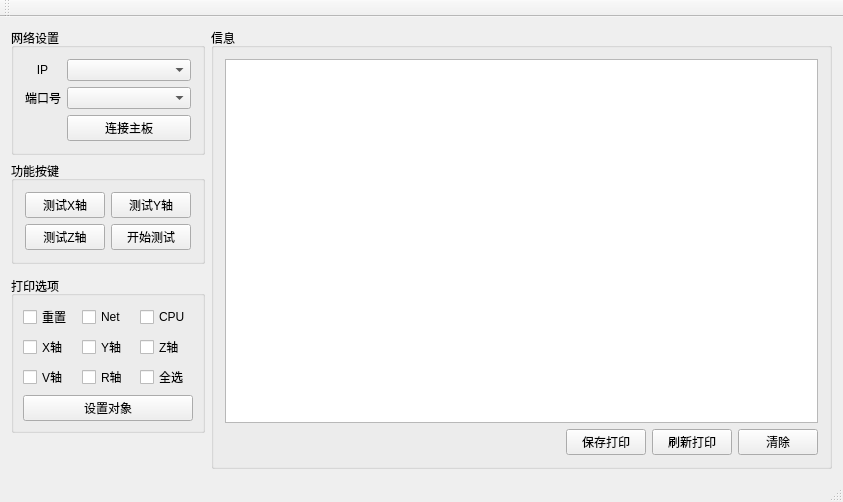
KingChenFY/ZW_JXB_TEST_Tool, file mainwindow.ui: the form before one commit.
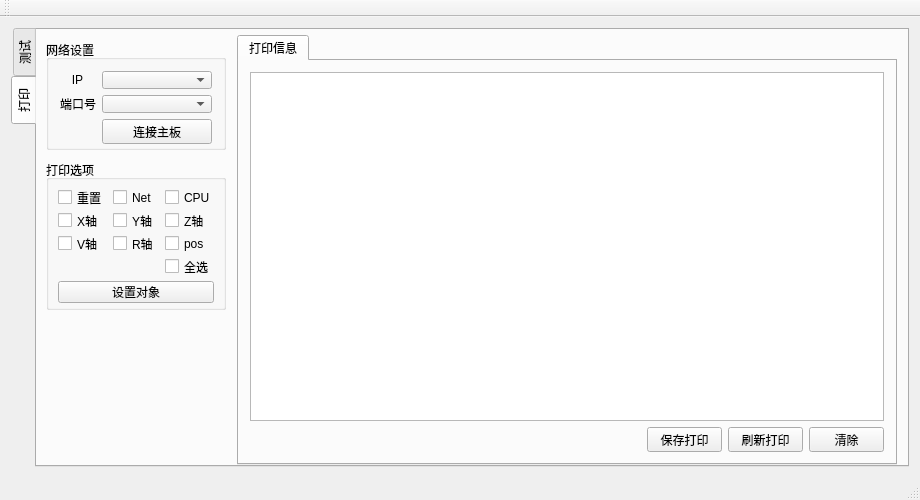
The form after the commit. Icons and pictures are not drawn.

The edit to the form file:
```diff
--- a/mainwindow.ui
+++ b/mainwindow.ui
@@ -6,8 +6,8 @@
    <rect>
     <x>0</x>
     <y>0</y>
-    <width>843</width>
-    <height>502</height>
+    <width>920</width>
+    <height>500</height>
    </rect>
   </property>
   <property name="windowTitle">
@@ -19,66 +19,51 @@
   </property>
   <widget class="QWidget" name="centralWidget">
    <layout class="QGridLayout" name="gridLayout_5">
-    <item row="0" column="1" rowspan="6">
-     <widget class="QGroupBox" name="groupBox_4">
-      <property name="title">
-       <string>信息</string>
-      </property>
-      <layout class="QGridLayout" name="gridLayout_4">
-       <item row="1" column="0">
-        <spacer name="horizontalSpacer_2">
-         <property name="orientation">
-          <enum>Qt::Horizontal</enum>
-         </property>
-         <property name="sizeHint" stdset="0">
-          <size>
-           <width>40</width>
-           <height>20</height>
-          </size>
-         </property>
-        </spacer>
-       </item>
-       <item row="1" column="1">
-        <widget class="QPushButton" name="btn_save">
-         <property name="minimumSize">
-          <size>
-           <width>64</width>
-           <height>0</height>
-          </size>
-         </property>
-         <property name="text">
-          <string>保存打印</string>
-         </property>
-        </widget>
-       </item>
-       <item row="0" column="0" colspan="4">
-        <widget class="QTextBrowser" name="textBrowser"/>
-       </item>
-       <item row="1" column="3">
-        <widget class="QPushButton" name="btn_clear">
-         <property name="minimumSize">
-          <size>
-           <width>64</width>
-           <height>0</height>
-          </size>
-         </property>
-         <property name="text">
-          <string>清除</string>
-         </property>
-        </widget>
-       </item>
-       <item row="1" column="2">
-        <widget class="QPushButton" name="btn_pFresh">
-         <property name="text">
-          <string>刷新打印</string>
-         </property>
-        </widget>
-       </item>
-      </layout>
-     </widget>
-    </item>
     <item row="0" column="0">
+     <widget class="QTabWidget" name="tabWidget">
+      <property name="enabled">
+       <bool>true</bool>
+      </property>
+      <property name="maximumSize">
+       <size>
+        <width>900</width>
+        <height>500</height>
+       </size>
+      </property>
+      <property name="layoutDirection">
+       <enum>Qt::LeftToRight</enum>
+      </property>
+      <property name="tabPosition">
+       <enum>QTabWidget::West</enum>
+      </property>
+      <property name="tabShape">
+       <enum>QTabWidget::Rounded</enum>
+      </property>
+      <property name="currentIndex">
+       <number>1</number>
+      </property>
+      <property name="iconSize">
+       <size>
+        <width>16</width>
+        <height>16</height>
+       </size>
+      </property>
+      <property name="usesScrollButtons">
+       <bool>true</bool>
+      </property>
+      <widget class="QWidget" name="tab_3">
+       <attribute name="title">
+        <string>测试</string>
+       </attribute>
      <widget class="QGroupBox" name="groupBox">
+        <property name="geometry">
+         <rect>
+          <x>9</x>
+          <y>10</y>
+          <width>180</width>
+          <height>110</height>
+         </rect>
+        </property>
       <property name="title">
        <string>网络设置</string>
       </property>
@@ -109,37 +94,36 @@
          </property>
         </widget>
        </item>
-       <item row="0" column="1">
-        <widget class="QComboBox" name="combo_ip"/>
-       </item>
        <item row="1" column="1">
         <widget class="QComboBox" name="combo_port"/>
        </item>
        <item row="2" column="1">
         <widget class="QPushButton" name="btn_net">
+           <property name="minimumSize">
+            <size>
+             <width>100</width>
+             <height>25</height>
+            </size>
+           </property>
          <property name="text">
           <string>连接主板</string>
          </property>
         </widget>
        </item>
-      </layout>
-     </widget>
-    </item>
-    <item row="5" column="0">
-     <spacer name="verticalSpacer">
-      <property name="orientation">
-       <enum>Qt::Vertical</enum>
-      </property>
-      <property name="sizeHint" stdset="0">
-       <size>
-        <width>20</width>
-        <height>40</height>
-       </size>
-      </property>
-     </spacer>
-    </item>
-    <item row="1" column="0">
+         <item row="0" column="1">
+          <widget class="QComboBox" name="combo_ip"/>
+         </item>
+        </layout>
+       </widget>
      <widget class="QGroupBox" name="groupBox_3">
+        <property name="geometry">
+         <rect>
+          <x>9</x>
+          <y>130</y>
+          <width>180</width>
+          <height>150</height>
+         </rect>
+        </property>
       <property name="title">
        <string>功能按键</string>
       </property>
@@ -174,9 +158,64 @@
        </item>
       </layout>
      </widget>
-    </item>
-    <item row="3" column="0">
+       <widget class="QGroupBox" name="groupBox_4">
+        <property name="geometry">
+         <rect>
+          <x>200</x>
+          <y>5</y>
+          <width>660</width>
+          <height>430</height>
+         </rect>
+        </property>
+        <property name="title">
+         <string>信息</string>
+        </property>
+        <layout class="QGridLayout" name="gridLayout_4">
+         <item row="1" column="1">
+          <widget class="QPushButton" name="btn_clear">
+           <property name="minimumSize">
+            <size>
+             <width>60</width>
+             <height>20</height>
+            </size>
+           </property>
+           <property name="text">
+            <string>清除</string>
+           </property>
+          </widget>
+         </item>
+         <item row="1" column="0">
+          <spacer name="horizontalSpacer_2">
+           <property name="orientation">
+            <enum>Qt::Horizontal</enum>
+           </property>
+           <property name="sizeHint" stdset="0">
+            <size>
+             <width>40</width>
+             <height>20</height>
+            </size>
+           </property>
+          </spacer>
+         </item>
+         <item row="0" column="0" colspan="2">
+          <widget class="QTextBrowser" name="textBrowser"/>
+         </item>
+        </layout>
+       </widget>
+      </widget>
+      <widget class="QWidget" name="tab_4">
+       <attribute name="title">
+        <string>打印</string>
+       </attribute>
      <widget class="QGroupBox" name="gridGroupBox">
+        <property name="geometry">
+         <rect>
+          <x>9</x>
+          <y>130</y>
+          <width>180</width>
+          <height>150</height>
+         </rect>
+        </property>
       <property name="title">
        <string>打印选项</string>
       </property>
@@ -193,37 +232,16 @@
        <property name="bottomMargin">
         <number>9</number>
        </property>
-       <item row="1" column="2">
-        <widget class="QCheckBox" name="cb_cpu">
-         <property name="text">
-          <string>CPU</string>
-         </property>
-        </widget>
-       </item>
-       <item row="1" column="0">
-        <widget class="QCheckBox" name="cb_list">
-         <property name="text">
-          <string>重置</string>
-         </property>
-        </widget>
-       </item>
-       <item row="4" column="0">
-        <widget class="QCheckBox" name="cb_x">
-         <property name="text">
-          <string>X轴</string>
-         </property>
-        </widget>
-       </item>
-       <item row="1" column="1">
-        <widget class="QCheckBox" name="cb_net">
+         <item row="7" column="0" colspan="3">
+          <widget class="QPushButton" name="btn_pOpen">
          <property name="minimumSize">
           <size>
-           <width>15</width>
-           <height>0</height>
+             <width>0</width>
+             <height>22</height>
           </size>
          </property>
          <property name="text">
-          <string>Net</string>
+            <string>设置对象</string>
          </property>
         </widget>
        </item>
@@ -234,10 +252,24 @@
          </property>
         </widget>
        </item>
-       <item row="6" column="0" colspan="3">
-        <widget class="QPushButton" name="btn_pOpen">
+         <item row="5" column="1">
+          <widget class="QCheckBox" name="cb_r">
          <property name="text">
-          <string>设置对象</string>
+            <string>R轴</string>
+           </property>
+          </widget>
+         </item>
+         <item row="1" column="0">
+          <widget class="QCheckBox" name="cb_list">
+           <property name="text">
+            <string>重置</string>
+           </property>
+          </widget>
+         </item>
+         <item row="1" column="2">
+          <widget class="QCheckBox" name="cb_cpu">
+           <property name="text">
+            <string>CPU</string>
          </property>
         </widget>
        </item>
@@ -255,21 +287,205 @@
          </property>
         </widget>
        </item>
-       <item row="5" column="1">
-        <widget class="QCheckBox" name="cb_r">
+         <item row="4" column="0">
+          <widget class="QCheckBox" name="cb_x">
          <property name="text">
-          <string>R轴</string>
+            <string>X轴</string>
          </property>
         </widget>
        </item>
-       <item row="5" column="2">
+         <item row="1" column="1">
+          <widget class="QCheckBox" name="cb_net">
+           <property name="minimumSize">
+            <size>
+             <width>15</width>
+             <height>0</height>
+            </size>
+           </property>
+           <property name="text">
+            <string>Net</string>
+           </property>
+          </widget>
+         </item>
+         <item row="6" column="2">
         <widget class="QCheckBox" name="cb_all">
          <property name="text">
           <string>全选</string>
          </property>
         </widget>
        </item>
-      </layout>
+         <item row="5" column="2">
+          <widget class="QCheckBox" name="cb_p">
+           <property name="text">
+            <string>pos</string>
+           </property>
+          </widget>
+         </item>
+        </layout>
+       </widget>
+       <widget class="QGroupBox" name="groupBox_2">
+        <property name="geometry">
+         <rect>
+          <x>9</x>
+          <y>10</y>
+          <width>180</width>
+          <height>110</height>
+         </rect>
+        </property>
+        <property name="title">
+         <string>网络设置</string>
+        </property>
+        <layout class="QGridLayout" name="gridLayout_2" rowstretch="0,0,0">
+         <item row="1" column="0">
+          <widget class="QLabel" name="label_3">
+           <property name="text">
+            <string>端口号</string>
+           </property>
+           <property name="alignment">
+            <set>Qt::AlignCenter</set>
+           </property>
+          </widget>
+         </item>
+         <item row="0" column="0">
+          <widget class="QLabel" name="label_">
+           <property name="maximumSize">
+            <size>
+             <width>35</width>
+             <height>35</height>
+            </size>
+           </property>
+           <property name="text">
+            <string>IP</string>
+           </property>
+           <property name="alignment">
+            <set>Qt::AlignCenter</set>
+           </property>
+          </widget>
+         </item>
+         <item row="1" column="1">
+          <widget class="QComboBox" name="combo_port_p"/>
+         </item>
+         <item row="2" column="1">
+          <widget class="QPushButton" name="btn_net_p">
+           <property name="minimumSize">
+            <size>
+             <width>100</width>
+             <height>25</height>
+            </size>
+           </property>
+           <property name="text">
+            <string>连接主板</string>
+           </property>
+          </widget>
+         </item>
+         <item row="0" column="1">
+          <widget class="QComboBox" name="combo_ip_p"/>
+         </item>
+        </layout>
+       </widget>
+       <widget class="QTabWidget" name="tabWidget_5">
+        <property name="geometry">
+         <rect>
+          <x>200</x>
+          <y>5</y>
+          <width>660</width>
+          <height>430</height>
+         </rect>
+        </property>
+        <property name="layoutDirection">
+         <enum>Qt::LeftToRight</enum>
+        </property>
+        <property name="currentIndex">
+         <number>0</number>
+        </property>
+        <widget class="QWidget" name="tabWidget_5Page1">
+         <attribute name="title">
+          <string>打印信息</string>
+         </attribute>
+         <layout class="QGridLayout" name="gridLayout_6">
+          <item row="1" column="3">
+           <widget class="QPushButton" name="btn_clear_2">
+            <property name="sizePolicy">
+             <sizepolicy hsizetype="Fixed" vsizetype="Fixed">
+              <horstretch>0</horstretch>
+              <verstretch>0</verstretch>
+             </sizepolicy>
+            </property>
+            <property name="minimumSize">
+             <size>
+              <width>75</width>
+              <height>25</height>
+             </size>
+            </property>
+            <property name="maximumSize">
+             <size>
+              <width>75</width>
+              <height>25</height>
+             </size>
+            </property>
+            <property name="text">
+             <string>清除</string>
+            </property>
+           </widget>
+          </item>
+          <item row="1" column="0">
+           <spacer name="horizontalSpacer_3">
+            <property name="orientation">
+             <enum>Qt::Horizontal</enum>
+            </property>
+            <property name="sizeHint" stdset="0">
+             <size>
+              <width>40</width>
+              <height>20</height>
+             </size>
+            </property>
+           </spacer>
+          </item>
+          <item row="0" column="0" colspan="4">
+           <widget class="QTextBrowser" name="textBrowser_p"/>
+          </item>
+          <item row="1" column="1">
+           <widget class="QPushButton" name="btn_save">
+            <property name="minimumSize">
+             <size>
+              <width>75</width>
+              <height>25</height>
+             </size>
+            </property>
+            <property name="maximumSize">
+             <size>
+              <width>75</width>
+              <height>25</height>
+             </size>
+            </property>
+            <property name="text">
+             <string>保存打印</string>
+            </property>
+           </widget>
+          </item>
+          <item row="1" column="2">
+           <widget class="QPushButton" name="btn_pFresh">
+            <property name="minimumSize">
+             <size>
+              <width>75</width>
+              <height>25</height>
+             </size>
+            </property>
+            <property name="maximumSize">
+             <size>
+              <width>75</width>
+              <height>25</height>
+             </size>
+            </property>
+            <property name="text">
+             <string>刷新打印</string>
+            </property>
+           </widget>
+          </item>
+         </layout>
+        </widget>
+       </widget>
+      </widget>
      </widget>
     </item>
    </layout>
```
Lines whose indentation alone changed are shown as unchanged.
